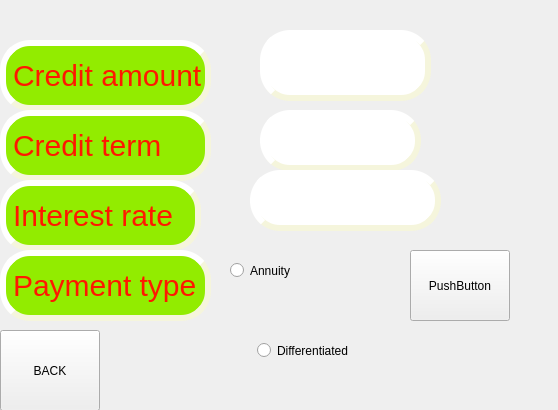
Qt form src/view/s21_credit.ui (DonOutcast/s21_SmartCalc-v2.0) before a commit.
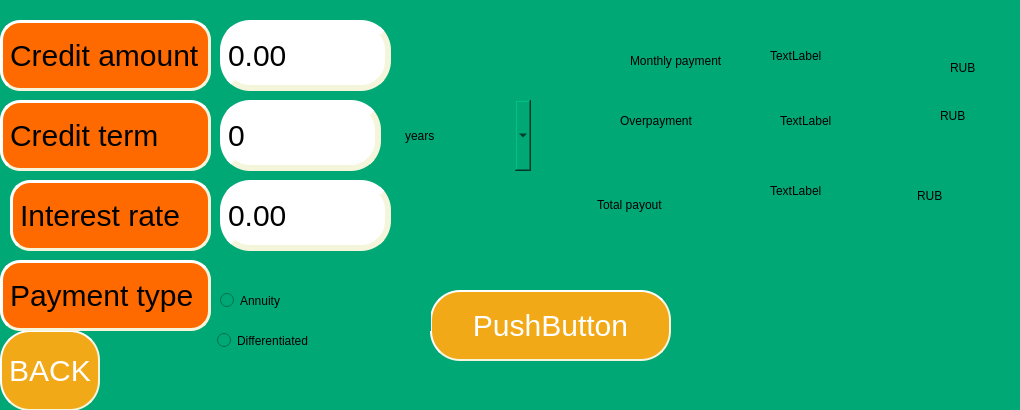
The same form after that commit.

Diff of the .ui file:
```diff
--- a/src/view/s21_credit.ui
+++ b/src/view/s21_credit.ui
@@ -6,13 +6,16 @@
    <rect>
     <x>0</x>
     <y>0</y>
-    <width>558</width>
+    <width>1020</width>
     <height>410</height>
    </rect>
   </property>
   <property name="windowTitle">
    <string>Form</string>
   </property>
+  <property name="styleSheet">
+   <string notr="true">background-color: #00A876;</string>
+  </property>
   <widget class="QPushButton" name="button_back">
    <property name="geometry">
     <rect>
@@ -22,88 +25,41 @@
      <height>81</height>
     </rect>
    </property>
+   <property name="styleSheet">
+    <string notr="true">QPushButton{
+	font-size: 30px;
+	color: white;
+	background-color: #F2A918;
+	border-style: outset;
+	border-width: 2px;
+	border-color: beige;
+	border-radius: 30px;
+}</string>
+   </property>
    <property name="text">
     <string>BACK</string>
    </property>
   </widget>
-  <widget class="QLineEdit" name="console_amount">
-   <property name="geometry">
-    <rect>
-     <x>260</x>
-     <y>30</y>
-     <width>171</width>
-     <height>71</height>
-    </rect>
-   </property>
-   <property name="styleSheet">
-    <string notr="true">QLineEdit#console_amount{
-	font-size: 30px;
-	color: rgb(0, 0, 0);
-	qproperty-alignment: 'AlignVCenter | AlignRight';
-	border: 1px solid gray;
-	background-color : white;
-	border-style: outset;
-	border-width: 6px;
-	border-color: beige;
-	border-radius: 30px;
-}</string>
-   </property>
-  </widget>
-  <widget class="QLineEdit" name="console_term">
-   <property name="geometry">
-    <rect>
-     <x>260</x>
-     <y>110</y>
-     <width>161</width>
-     <height>61</height>
-    </rect>
-   </property>
-   <property name="styleSheet">
-    <string notr="true">QLineEdit#console_term{
-	font-size: 30px;
-	color: rgb(0, 0, 0);
-	qproperty-alignment: 'AlignVCenter | AlignRight';
-	border: 1px solid gray;
-	background-color : white;
-	border-style: outset;
-	border-width: 6px;
-	border-color: beige;
-	border-radius: 30px;
-}</string>
-   </property>
-  </widget>
-  <widget class="QLineEdit" name="console_rate">
-   <property name="geometry">
-    <rect>
-     <x>250</x>
-     <y>170</y>
-     <width>191</width>
-     <height>61</height>
-    </rect>
-   </property>
-   <property name="styleSheet">
-    <string notr="true">QLineEdit#console_rate{
-	font-size: 30px;
-	color: rgb(0, 0, 0);
-	qproperty-alignment: 'AlignVCenter | AlignRight';
-	border: 1px solid gray;
-	background-color : white;
-	border-style: outset;
-	border-width: 6px;
-	border-color: beige;
-	border-radius: 30px;
-}</string>
-   </property>
-  </widget>
   <widget class="QPushButton" name="pushButton">
    <property name="geometry">
     <rect>
-     <x>410</x>
-     <y>250</y>
-     <width>100</width>
+     <x>430</x>
+     <y>290</y>
+     <width>241</width>
      <height>71</height>
     </rect>
    </property>
+   <property name="styleSheet">
+    <string notr="true">QPushButton{
+	font-size: 30px;
+	color: white;
+	background-color: #F2A918;
+	border-style: outset;
+	border-width: 2px;
+	border-color: beige;
+	border-radius: 30px;
+}</string>
+   </property>
    <property name="text">
     <string>PushButton</string>
    </property>
@@ -111,8 +67,8 @@
   <widget class="QRadioButton" name="radio_diff">
    <property name="geometry">
     <rect>
-     <x>220</x>
-     <y>310</y>
+     <x>180</x>
+     <y>300</y>
      <width>251</width>
      <height>81</height>
     </rect>
@@ -132,8 +88,8 @@
   <widget class="QRadioButton" name="radio_ann">
    <property name="geometry">
     <rect>
-     <x>230</x>
-     <y>240</y>
+     <x>220</x>
+     <y>270</y>
      <width>211</width>
      <height>61</height>
     </rect>
@@ -146,20 +102,22 @@
    <property name="geometry">
     <rect>
      <x>0</x>
-     <y>40</y>
+     <y>20</y>
      <width>211</width>
      <height>71</height>
     </rect>
    </property>
    <property name="styleSheet">
-    <string notr="true">QLabel#label {
-		font-size: 30px;
-	color: #FF1800;
-	background-color: #92EC00;
+    <string notr="true">QLabel{
+
+	font-size: 30px;
+	
+	background-color:#FF6A00;
 	border-style: outset;
-	border-width: 6px;
+	border-width: 3px;
 	border-color: beige;
-	border-radius: 30px;
+	border-radius: 20px;
+
 }
 </string>
    </property>
@@ -171,20 +129,22 @@
    <property name="geometry">
     <rect>
      <x>0</x>
-     <y>110</y>
+     <y>100</y>
      <width>211</width>
      <height>71</height>
     </rect>
    </property>
    <property name="styleSheet">
-    <string notr="true">QLabel#label_2 {
-		font-size: 30px;
-	color: #FF1800;
-	background-color: #92EC00;
+    <string notr="true">QLabel{
+
+	font-size: 30px;
+	
+	background-color:#FF6A00;
 	border-style: outset;
-	border-width: 6px;
+	border-width: 3px;
 	border-color: beige;
-	border-radius: 30px;
+	border-radius: 20px;
+
 }
 </string>
    </property>
@@ -195,21 +155,23 @@
   <widget class="QLabel" name="label_3">
    <property name="geometry">
     <rect>
-     <x>0</x>
+     <x>10</x>
      <y>180</y>
      <width>201</width>
      <height>71</height>
     </rect>
    </property>
    <property name="styleSheet">
-    <string notr="true">QLabel#label_3 {
-		font-size: 30px;
-	color: #FF1800;
-	background-color: #92EC00;
+    <string notr="true">QLabel{
+
+	font-size: 30px;
+	
+	background-color:#FF6A00;
 	border-style: outset;
-	border-width: 6px;
+	border-width: 3px;
 	border-color: beige;
-	border-radius: 30px;
+	border-radius: 20px;
+
 }
 </string>
    </property>
@@ -221,20 +183,22 @@
    <property name="geometry">
     <rect>
      <x>0</x>
-     <y>250</y>
+     <y>260</y>
      <width>211</width>
      <height>71</height>
     </rect>
    </property>
    <property name="styleSheet">
-    <string notr="true">QLabel#label_4 {
-		font-size: 30px;
-	color: #FF1800;
-	background-color: #92EC00;
+    <string notr="true">QLabel{
+
+	font-size: 30px;
+	
+	background-color:#FF6A00;
 	border-style: outset;
-	border-width: 6px;
+	border-width: 3px;
 	border-color: beige;
-	border-radius: 30px;
+	border-radius: 20px;
+
 }
 </string>
    </property>
@@ -242,6 +206,244 @@
     <string>Payment type</string>
    </property>
   </widget>
+  <widget class="QDoubleSpinBox" name="spin_rate">
+   <property name="geometry">
+    <rect>
+     <x>220</x>
+     <y>180</y>
+     <width>171</width>
+     <height>71</height>
+    </rect>
+   </property>
+   <property name="styleSheet">
+    <string notr="true">QDoubleSpinBox{
+	font-size: 30px;
+	color: rgb(0, 0, 0);
+	qproperty-alignment: 'AlignVCenter | AlignRight';
+	border: 1px solid gray;
+	background-color : white;
+	border-style: outset;
+	border-width: 6px;
+	border-color: beige;
+	border-radius: 30px;
+}</string>
+   </property>
+   <property name="buttonSymbols">
+    <enum>QAbstractSpinBox::NoButtons</enum>
+   </property>
+   <property name="keyboardTracking">
+    <bool>true</bool>
+   </property>
+   <property name="minimum">
+    <double>-100002.000000000000000</double>
+   </property>
+   <property name="maximum">
+    <double>1000099.989999999990687</double>
+   </property>
+  </widget>
+  <widget class="QDoubleSpinBox" name="spin_amount">
+   <property name="geometry">
+    <rect>
+     <x>220</x>
+     <y>20</y>
+     <width>171</width>
+     <height>71</height>
+    </rect>
+   </property>
+   <property name="styleSheet">
+    <string notr="true">QDoubleSpinBox{
+	font-size: 30px;
+	color: rgb(0, 0, 0);
+	qproperty-alignment: 'AlignVCenter | AlignRight';
+	border: 1px solid gray;
+	background-color : white;
+	border-style: outset;
+	border-width: 6px;
+	border-color: beige;
+	border-radius: 30px;
+}</string>
+   </property>
+   <property name="buttonSymbols">
+    <enum>QAbstractSpinBox::NoButtons</enum>
+   </property>
+   <property name="keyboardTracking">
+    <bool>true</bool>
+   </property>
+   <property name="minimum">
+    <double>-100002.000000000000000</double>
+   </property>
+   <property name="maximum">
+    <double>1000099.989999999990687</double>
+   </property>
+  </widget>
+  <widget class="QSpinBox" name="spin_term">
+   <property name="geometry">
+    <rect>
+     <x>220</x>
+     <y>100</y>
+     <width>161</width>
+     <height>71</height>
+    </rect>
+   </property>
+   <property name="styleSheet">
+    <string notr="true">QSpinBox{
+	font-size: 30px;
+	color: rgb(0, 0, 0);
+	qproperty-alignment: 'AlignVCenter | AlignRight';
+	border: 1px solid gray;
+	background-color : white;
+	border-style: outset;
+	border-width: 6px;
+	border-color: beige;
+	border-radius: 30px;
+}</string>
+   </property>
+   <property name="buttonSymbols">
+    <enum>QAbstractSpinBox::NoButtons</enum>
+   </property>
+  </widget>
+  <widget class="QComboBox" name="comboBox">
+   <property name="geometry">
+    <rect>
+     <x>400</x>
+     <y>100</y>
+     <width>131</width>
+     <height>71</height>
+    </rect>
+   </property>
+   <property name="styleSheet">
+    <string notr="true">QComboBox {
+border-radius: 20px;
+}</string>
+   </property>
+   <item>
+    <property name="text">
+     <string>years</string>
+    </property>
+   </item>
+   <item>
+    <property name="text">
+     <string>monts</string>
+    </property>
+   </item>
+  </widget>
+  <widget class="QLabel" name="label_5">
+   <property name="geometry">
+    <rect>
+     <x>630</x>
+     <y>35</y>
+     <width>131</width>
+     <height>51</height>
+    </rect>
+   </property>
+   <property name="text">
+    <string>Monthly payment</string>
+   </property>
+  </widget>
+  <widget class="QLabel" name="label_monthly">
+   <property name="geometry">
+    <rect>
+     <x>770</x>
+     <y>35</y>
+     <width>131</width>
+     <height>41</height>
+    </rect>
+   </property>
+   <property name="text">
+    <string>TextLabel</string>
+   </property>
+  </widget>
+  <widget class="QLabel" name="label_7">
+   <property name="geometry">
+    <rect>
+     <x>950</x>
+     <y>60</y>
+     <width>58</width>
+     <height>16</height>
+    </rect>
+   </property>
+   <property name="text">
+    <string>RUB</string>
+   </property>
+  </widget>
+  <widget class="QLabel" name="label_8">
+   <property name="geometry">
+    <rect>
+     <x>620</x>
+     <y>110</y>
+     <width>131</width>
+     <height>21</height>
+    </rect>
+   </property>
+   <property name="text">
+    <string>Overpayment</string>
+   </property>
+  </widget>
+  <widget class="QLabel" name="label_over">
+   <property name="geometry">
+    <rect>
+     <x>780</x>
+     <y>95</y>
+     <width>111</width>
+     <height>51</height>
+    </rect>
+   </property>
+   <property name="text">
+    <string>TextLabel</string>
+   </property>
+  </widget>
+  <widget class="QLabel" name="label_10">
+   <property name="geometry">
+    <rect>
+     <x>940</x>
+     <y>95</y>
+     <width>58</width>
+     <height>41</height>
+    </rect>
+   </property>
+   <property name="text">
+    <string>RUB</string>
+   </property>
+  </widget>
+  <widget class="QLabel" name="label_11">
+   <property name="geometry">
+    <rect>
+     <x>597</x>
+     <y>189</y>
+     <width>131</width>
+     <height>31</height>
+    </rect>
+   </property>
+   <property name="text">
+    <string>Total payout</string>
+   </property>
+  </widget>
+  <widget class="QLabel" name="label_total">
+   <property name="geometry">
+    <rect>
+     <x>770</x>
+     <y>165</y>
+     <width>141</width>
+     <height>51</height>
+    </rect>
+   </property>
+   <property name="text">
+    <string>TextLabel</string>
+   </property>
+  </widget>
+  <widget class="QLabel" name="label_13">
+   <property name="geometry">
+    <rect>
+     <x>917</x>
+     <y>175</y>
+     <width>91</width>
+     <height>41</height>
+    </rect>
+   </property>
+   <property name="text">
+    <string>RUB</string>
+   </property>
+  </widget>
  </widget>
  <resources/>
  <connections/>
```
